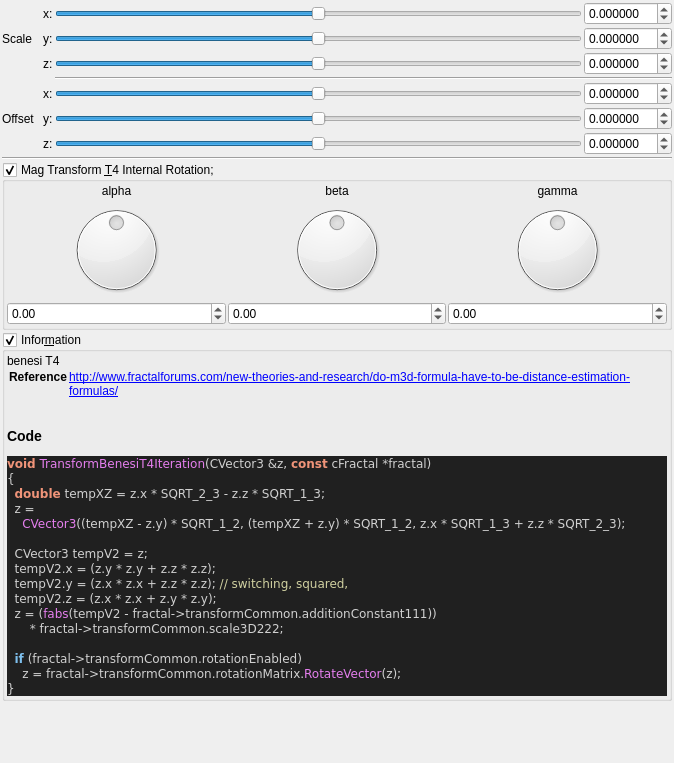
buddhi1980/mandelbulber2, file mandelbulber2/qt_data/fractal_transf_benesi_T4.ui: the form before one commit.
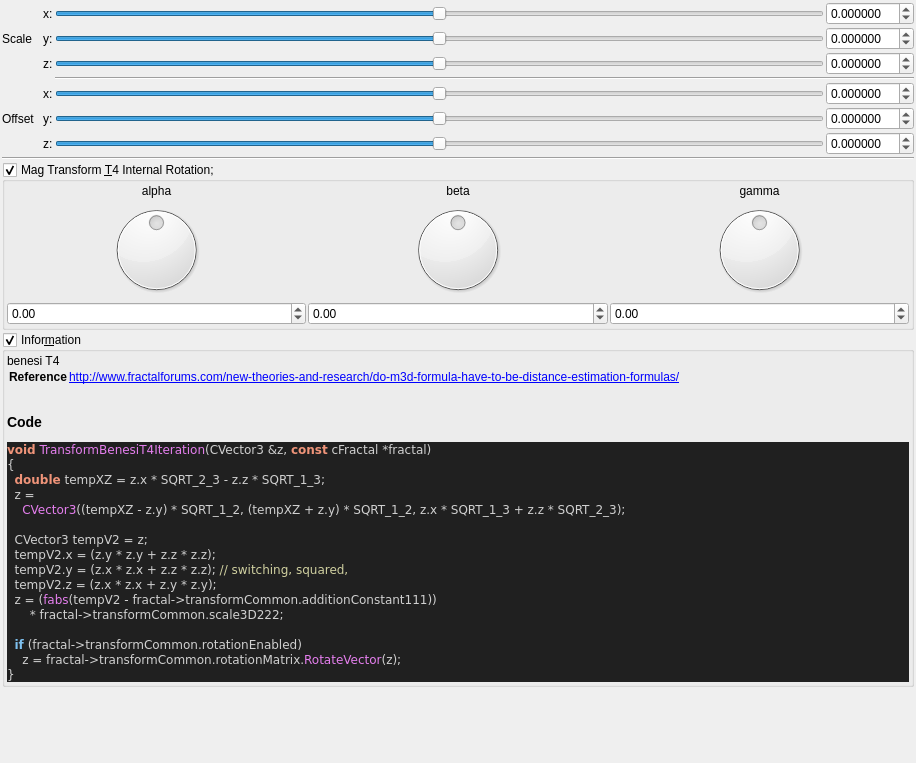
The form after the commit. Custom widgets are drawn as their Qt base class.

Diff of the .ui file:
```diff
--- a/mandelbulber2/qt_data/fractal_transf_benesi_T4.ui
+++ b/mandelbulber2/qt_data/fractal_transf_benesi_T4.ui
@@ -6,7 +6,7 @@
    <rect>
     <x>0</x>
     <y>0</y>
-    <width>674</width>
+    <width>916</width>
     <height>763</height>
    </rect>
   </property>
```
Left out of the diff: 24 changed lines with no effect on the pictures.
